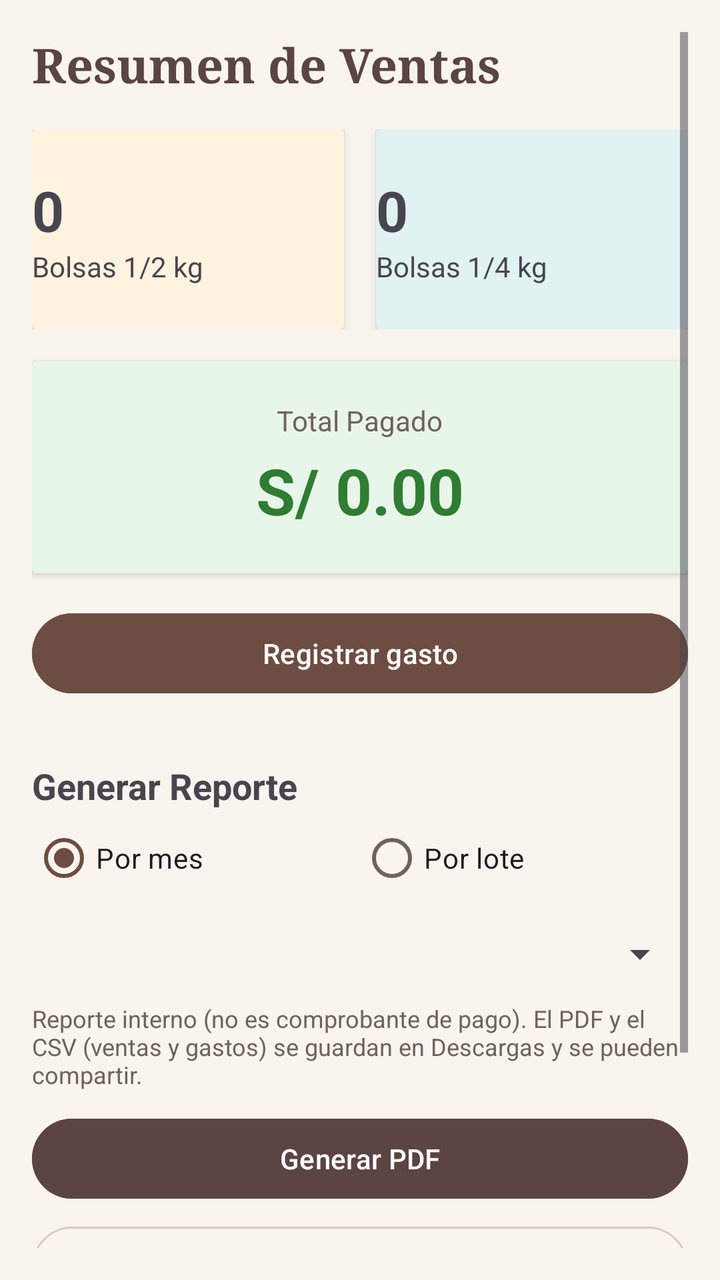
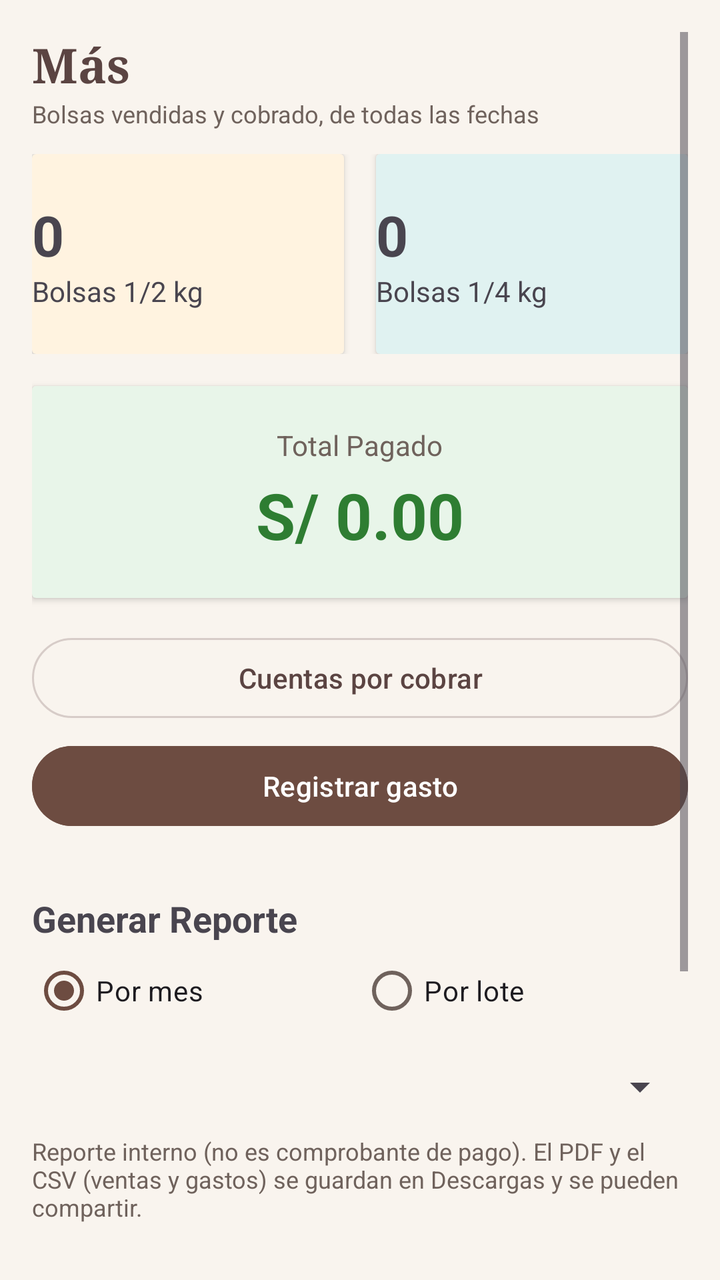

Two renders of the same Android screen: before a commit and after it. Below are the layout's source before the change and the commit's diff.
<!-- AndroidManifest.xml: application theme Theme.CajaiCafeAdministracion -->
<!-- res/layout/fragment_dashboard.xml -->
<?xml version="1.0" encoding="utf-8"?>
<ScrollView xmlns:android="http://schemas.android.com/apk/res/android"
    android:layout_width="match_parent"
    android:layout_height="match_parent"
    android:background="@color/fondo"
    android:padding="16dp">


    <LinearLayout
        android:orientation="vertical"
        android:layout_width="match_parent"
        android:layout_height="wrap_content">


        <TextView
            android:text="Resumen de Ventas"
            android:fontFamily="serif" android:textSize="24sp"
            android:textStyle="bold"
            android:textColor="@color/textoMarca"
            android:layout_marginBottom="16dp"
            android:layout_height="match_parent"  android:layout_width="match_parent"/>

        <LinearLayout
            android:orientation="horizontal"
            android:weightSum="2"
            android:layout_width="match_parent"
            android:layout_height="wrap_content">

            <androidx.cardview.widget.CardView
                android:layout_width="0dp"
                android:layout_weight="1"
                android:layout_height="100dp"
                android:layout_marginEnd="8dp"
                android:backgroundTint="@color/tarjetaNaranja">
                <LinearLayout
                    android:gravity="center"
                    android:orientation="vertical"
                    android:layout_width="match_parent"
                    android:layout_height="match_parent">
                    <TextView
                        android:id="@+id/tvTotalMedioKilo"
                        android:text="0"
                        android:textSize="28sp"
                        android:textStyle="bold" android:layout_height="wrap_content" android:layout_width="match_parent"/>
                    <TextView
                        android:text="Bolsas 1/2 kg"
                        android:textSize="14sp" android:layout_height="wrap_content" android:layout_width="match_parent"/>
                </LinearLayout>
            </androidx.cardview.widget.CardView>


            <androidx.cardview.widget.CardView
                android:layout_width="0dp"
                android:layout_weight="1"
                android:layout_height="100dp"
                android:layout_marginStart="8dp"
                android:backgroundTint="@color/tarjetaCeleste">
                <LinearLayout
                    android:gravity="center"
                    android:orientation="vertical"
                    android:layout_width="match_parent"
                    android:layout_height="match_parent">
                    <TextView
                        android:id="@+id/tvTotalCuartoKilo"
                        android:text="0"
                        android:textSize="28sp"
                        android:textStyle="bold" android:layout_height="wrap_content" android:layout_width="match_parent"/>
                    <TextView
                        android:text="Bolsas 1/4 kg"
                        android:textSize="14sp" android:layout_height="wrap_content" android:layout_width="match_parent"/>
                </LinearLayout>
            </androidx.cardview.widget.CardView>
        </LinearLayout>
        <androidx.cardview.widget.CardView
            android:layout_width="match_parent"
            android:layout_height="wrap_content"
            android:layout_marginTop="16dp"
            android:backgroundTint="@color/tarjetaVerde"> <LinearLayout
            android:layout_width="match_parent"
            android:layout_height="wrap_content"
            android:orientation="vertical"
            android:padding="20dp"
            android:gravity="center">

            <TextView
                android:text="Total Pagado"
                android:textSize="14sp"
                android:textColor="@color/textoSecundario"
                android:layout_width="wrap_content"
                android:layout_height="wrap_content"/>

            <TextView
                android:id="@+id/tvTotalDinero"
                android:text="S/ 0.00"
                android:textSize="32sp"
                android:textStyle="bold"
                android:textColor="@color/positivo"
                android:layout_marginTop="4dp"
                android:layout_width="wrap_content"
                android:layout_height="wrap_content"/>
        </LinearLayout>
        </androidx.cardview.widget.CardView>

        <Button
            android:id="@+id/btnRegistrarGasto"
            android:layout_width="match_parent"
            android:layout_height="wrap_content"
            android:layout_marginTop="16dp"
            android:backgroundTint="@color/cafeMedio"
            android:textColor="#FFFFFF"
            android:text="Registrar gasto" />

        <TextView
            android:text="Generar Reporte"
            android:layout_marginTop="30dp"
            android:textSize="18sp"
            android:textStyle="bold" android:layout_height="wrap_content"  android:layout_width="match_parent"/>

        <RadioGroup
            android:id="@+id/rgTipoReporte"
            android:orientation="horizontal"
            android:layout_width="match_parent"
            android:layout_height="wrap_content">
            <RadioButton
                android:id="@+id/rbPorMes"
                android:text="Por mes"
                android:checked="true"
                android:minHeight="48dp"
                android:layout_width="0dp"
                android:layout_weight="1"
                android:layout_height="wrap_content" />
            <RadioButton
                android:id="@+id/rbPorLote"
                android:text="Por lote"
                android:minHeight="48dp"
                android:layout_width="0dp"
                android:layout_weight="1"
                android:layout_height="wrap_content" />
        </RadioGroup>

        <Spinner
            android:id="@+id/spinnerReporte"
            android:layout_width="match_parent"
            android:layout_height="wrap_content"
            android:minHeight="48dp" />

        <TextView
            android:text="Reporte interno (no es comprobante de pago). El PDF y el CSV (ventas y gastos) se guardan en Descargas y se pueden compartir."
            android:textSize="12sp"
            android:textColor="@color/textoSecundario"
            android:layout_width="match_parent"
            android:layout_height="wrap_content" />

        <Button
            android:id="@+id/btnExportarPDF"
            android:layout_width="match_parent"
            android:layout_height="wrap_content"
            android:text="Generar PDF"
            android:backgroundTint="@color/cafeOscuro"
            android:textColor="#FFFFFF"
            android:layout_marginTop="10dp"/>

        <Button
            android:id="@+id/btnExportarCSV"
            style="?attr/materialButtonOutlinedStyle"
            android:layout_width="match_parent"
            android:layout_height="wrap_content"
            android:layout_marginTop="6dp"
            android:textColor="@color/textoMarca"
            android:text="Exportar CSV (Excel / Sheets)" />

        <TextView
            android:id="@+id/tvSesion"
            android:layout_width="match_parent"
            android:layout_height="wrap_content"
            android:layout_marginTop="30dp"
            android:textColor="@color/textoSecundario"
            android:textSize="14sp" />

        <Button
            android:id="@+id/btnCerrarSesion"
            style="?attr/materialButtonOutlinedStyle"
            android:layout_width="match_parent"
            android:layout_height="wrap_content"
            android:layout_marginTop="8dp"
            android:text="Cerrar sesión"
            android:textColor="@color/textoMarca" />

    </LinearLayout>
</ScrollView>
<!-- resources referenced by this layout -->
<resources>
  <color name="cafeMedio">#6D4C41</color>
  <color name="cafeOscuro">#5B4442</color>
  <color name="fondo">#F9F4EE</color>
  <color name="positivo">#2E7D32</color>
  <color name="tarjetaCeleste">#E0F2F1</color>
  <color name="tarjetaNaranja">#FFF3E0</color>
  <color name="tarjetaVerde">#E8F5E9</color>
  <color name="textoMarca">#5B4442</color>
  <color name="textoSecundario">#6F625C</color>
  <style name="Theme.CajaiCafeAdministracion" parent="Base.Theme.CajaiCafeAdministracion" />
  <style name="Base.Theme.CajaiCafeAdministracion" parent="Theme.Material3.DayNight.NoActionBar">
          <item name="colorPrimary">@color/marcaPrimario</item>
          <item name="colorOnPrimary">@color/marcaSobrePrimario</item>
          <item name="colorPrimaryContainer">@color/marcaContenedor</item>
          <item name="colorOnPrimaryContainer">@color/marcaSobreContenedor</item>
          <item name="colorSecondary">@color/marcaSecundario</item>
          <item name="colorOnSecondary">@color/marcaSobrePrimario</item>
          
          <item name="colorSecondaryContainer">@color/marcaContenedor</item>
          <item name="colorOnSecondaryContainer">@color/marcaSobreContenedor</item>
          <item name="colorTertiary">@color/positivo</item>
          <item name="android:colorBackground">@color/fondo</item>
          <item name="colorOnBackground">@color/texto</item>
          <item name="colorSurface">@color/superficie</item>
          <item name="colorOnSurface">@color/texto</item>
          <item name="colorOnSurfaceVariant">@color/textoSecundario</item>
          <item name="colorOutline">@color/borde</item>
          
          <item name="android:statusBarColor">@color/cafeProfundo</item>
          <item name="android:navigationBarColor">@color/cafeProfundo</item>
          <item name="android:windowLightStatusBar">false</item>
      </style>
  <color name="marcaPrimario">#6D4C41</color>
  <color name="marcaSobrePrimario">#FFFFFF</color>
  <color name="marcaContenedor">#F3E3D8</color>
  <color name="marcaSobreContenedor">#2B1F1D</color>
  <color name="marcaSecundario">#8D6E63</color>
  <color name="texto">#2B1F1D</color>
  <color name="superficie">#FFFFFF</color>
  <color name="borde">#D7CCC8</color>
  <color name="cafeProfundo">#3E2723</color>
</resources>

<!-- the commit's change to res/layout/fragment_dashboard.xml (unified diff, before → after) -->
@@ -12,13 +12,20 @@
         android:layout_height="wrap_content">
 
 
-        <TextView
-            android:text="Resumen de Ventas"
+        
+        <TextView
+            android:text="Más"
             android:fontFamily="serif" android:textSize="24sp"
             android:textStyle="bold"
             android:textColor="@color/textoMarca"
-            android:layout_marginBottom="16dp"
-            android:layout_height="match_parent"  android:layout_width="match_parent"/>
+            android:layout_height="wrap_content"  android:layout_width="match_parent"/>
+
+        <TextView
+            android:text="Bolsas vendidas y cobrado, de todas las fechas"
+            android:textSize="12sp"
+            android:textColor="@color/textoSecundario"
+            android:layout_marginBottom="12dp"
+            android:layout_height="wrap_content"  android:layout_width="match_parent"/>
 
         <LinearLayout
             android:orientation="horizontal"
@@ -102,10 +109,19 @@
         </androidx.cardview.widget.CardView>
 
         <Button
+            android:id="@+id/btnCuentasPorCobrarMas"
+            style="?attr/materialButtonOutlinedStyle"
+            android:layout_width="match_parent"
+            android:layout_height="wrap_content"
+            android:layout_marginTop="16dp"
+            android:textColor="@color/textoMarca"
+            android:text="Cuentas por cobrar" />
+
+        <Button
             android:id="@+id/btnRegistrarGasto"
             android:layout_width="match_parent"
             android:layout_height="wrap_content"
-            android:layout_marginTop="16dp"
+            android:layout_marginTop="6dp"
             android:backgroundTint="@color/cafeMedio"
             android:textColor="#FFFFFF"
             android:text="Registrar gasto" />
